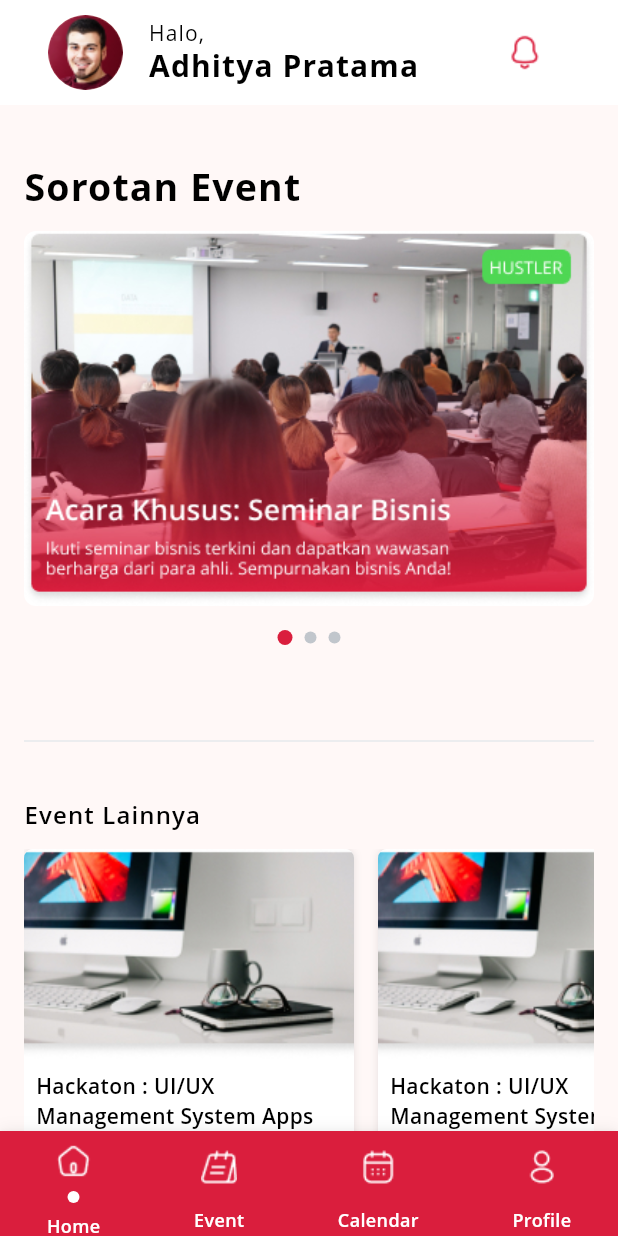
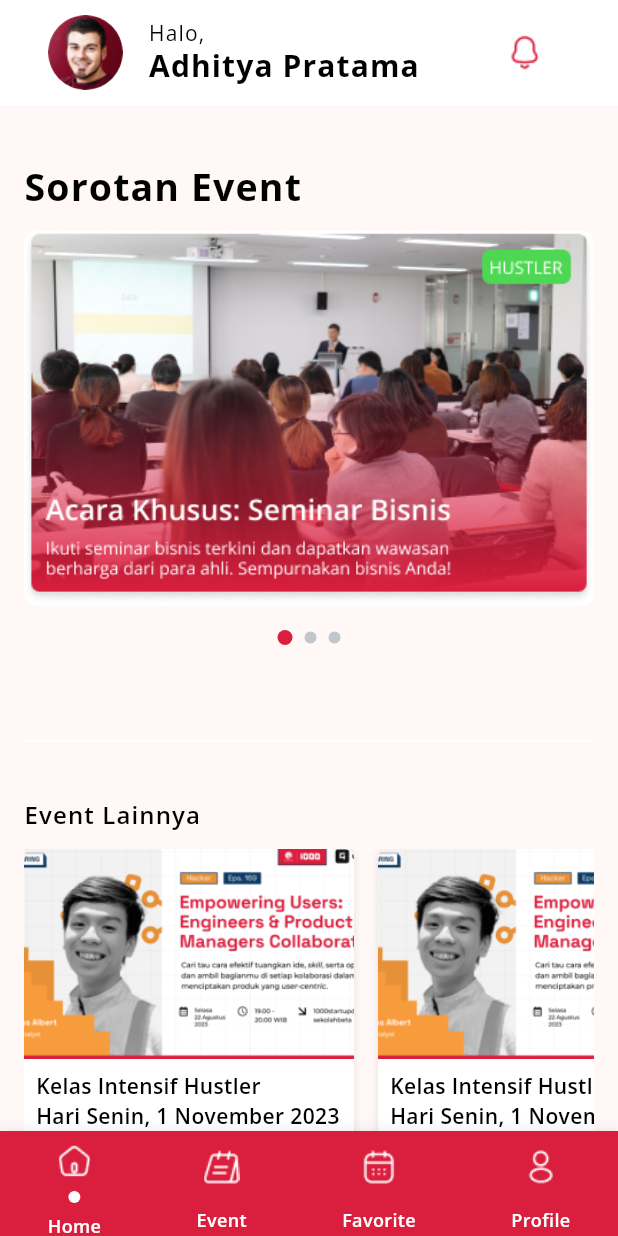
Before and after one commit to agnesjuliana/tekber_markas, a Flutter app: the HomePage screen opened directly, on a phone screen of 412 x 824 dp. Run offline on Flutter 3.47's test engine with Material 3 defaults, Android fonts, the phone set to English and light mode, and no system bars; our stand-ins replace cloud_firestore, firebase_core, google_fonts; accounts and stored records are empty.

```diff
--- a/lib/main.dart
+++ b/lib/main.dart
@@ -25,7 +25,7 @@ class MyApp extends StatelessWidget {
         useMaterial3: true, // Material Design 3
       ),
       debugShowCheckedModeBanner: false, // Menghapus banner debug
-      home: HomePage(), // Halaman awal
+      home: StartScreen(), // Halaman awal
     );
   }
 }
--- a/lib/screens/deskripsi_acara.dart
+++ b/lib/screens/deskripsi_acara.dart
@@ -7,7 +7,7 @@ class DeskripsiAcaraPage extends StatelessWidget {
     return Scaffold(
       appBar: AppBar(
         title: Text('MARKAS'),
-        backgroundColor: Colors.red,
+        backgroundColor: Color(0xFFDA1E3D),
       ),
       body: Padding(
         padding: const EdgeInsets.all(16.0),
@@ -52,7 +52,6 @@ class DeskripsiAcaraPage extends StatelessWidget {
             Center(
               child: ElevatedButton(
                 onPressed: () {
-
                   Navigator.push(
                     context,
                     MaterialPageRoute(builder: (context) => FormPendaftaranPage()),
@@ -60,7 +59,7 @@ class DeskripsiAcaraPage extends StatelessWidget {
                 },
                 child: Text('Daftar'),
                 style: ElevatedButton.styleFrom(
-                  backgroundColor: Colors.red,
+                  backgroundColor: Color(0xFFDA1E3D),
                   padding: EdgeInsets.symmetric(horizontal: 50, vertical: 15),
                 ),
               ),
--- a/lib/screens/form_pendaftaran.dart
+++ b/lib/screens/form_pendaftaran.dart
@@ -79,7 +79,7 @@ class _FormPendaftaranPageState extends State<FormPendaftaranPage> {
     return Scaffold(
       appBar: AppBar(
         title: Text('Form Pendaftaran'),
-        backgroundColor: Colors.red,
+        backgroundColor: Color(0xFFDA1E3D),
       ),
       body: SingleChildScrollView(
         child: Padding(
--- a/lib/screens/homepage.dart
+++ b/lib/screens/homepage.dart
@@ -1,4 +1,7 @@
 import 'package:flutter/material.dart';
+import 'package:tekber_markas/screens/profile_screen.dart';
+import 'package:tekber_markas/screens/favorite_event.dart';
+import 'package:tekber_markas/screens/search_screen.dart';
 import 'package:tekber_markas/widgets/bottom_navbar.dart';
 import 'package:tekber_markas/widgets/banner.dart';
 import 'package:tekber_markas/widgets/event_card.dart';
@@ -11,12 +14,36 @@ class HomePage extends StatefulWidget {
 class _HomePageState extends State<HomePage> {
   int _currentIndex = 0;
 
+  // Daftar halaman yang akan ditampilkan sesuai dengan tab yang dipilih
+  final List<Widget> _screens = [
+    HomePageContent(),    // Halaman utama HomePage tetap ada
+    EventScreen(),        // Halaman Event
+    FavoriteScreen(),     // Calendar Screen
+    ProfileScreen(),      // Profile Screen
+  ];
+
   void _onNavBarTap(int index) {
     setState(() {
-      _currentIndex = index;
+      _currentIndex = index; // Memperbarui index tab yang aktif
     });
   }
 
+  @override
+  Widget build(BuildContext context) {
+    return Scaffold(
+      body: IndexedStack(
+        index: _currentIndex, // Menampilkan halaman sesuai dengan tab yang aktif
+        children: _screens,   // Daftar halaman yang akan ditampilkan
+      ),
+      bottomNavigationBar: BottomNavBar(
+        currentIndex: _currentIndex,
+        onTap: _onNavBarTap,  // Memanggil fungsi saat tab ditekan
+      ),
+    );
+  }
+}
+
+class HomePageContent extends StatelessWidget {
   @override
   Widget build(BuildContext context) {
     return Scaffold(
@@ -50,10 +77,8 @@ class _HomePageState extends State<HomePage> {
           ),
         ),
       ),
-      body: SingleChildScrollView(
+      body: ListView(
         padding: EdgeInsets.symmetric(horizontal: 16),
-        child: Column(
-          crossAxisAlignment: CrossAxisAlignment.start,
         children: [
           SizedBox(height: 36),
           Text('Sorotan Event', style: _headerStyle(25, FontWeight.w700)),
@@ -71,7 +96,7 @@ class _HomePageState extends State<HomePage> {
             ],
           ),
           SizedBox(height: 54),
-            Divider(color: Color(0xFFE6E9EC), thickness: 1.0, height: 20.0),
+          Divider(color: Color.fromARGB(255, 255, 255, 255), thickness: 1.0, height: 20.0),
           SizedBox(height: 27),
           Text('Event Lainnya', style: _headerStyle(16, FontWeight.w600)),
           SizedBox(height: 12),
@@ -88,12 +113,8 @@ class _HomePageState extends State<HomePage> {
               },
             ),
           ),
+          SizedBox(height: 50),  // Padding tambahan di bagian bawah untuk memberi jarak dengan BottomNavBar
         ],
-        ),
-      ),
-      bottomNavigationBar: BottomNavBar(
-        currentIndex: _currentIndex,
-        onTap: _onNavBarTap,
       ),
     );
   }
--- a/lib/widgets/bottom_navbar.dart
+++ b/lib/widgets/bottom_navbar.dart
@@ -28,25 +28,25 @@ class BottomNavBar extends StatelessWidget {
         mainAxisAlignment: MainAxisAlignment.spaceAround,
         children: [
           _NavBarItem(
-            assetPath: 'lib/assets/icons/home.png', // Still passing string here
+            assetPath: 'lib/assets/icons/home.png',
             label: 'Home',
             isActive: currentIndex == 0,
             onTap: () => onTap(0),
           ),
           _NavBarItem(
-            assetPath: 'lib/assets/icons/event.png', // Still passing string here
+            assetPath: 'lib/assets/icons/event.png',
             label: 'Event',
             isActive: currentIndex == 1,
             onTap: () => onTap(1),
           ),
           _NavBarItem(
-            assetPath: 'lib/assets/icons/calendar.png', // Still passing string here
-            label: 'Calendar',
+            assetPath: 'lib/assets/icons/calendar.png',
+            label: 'Favorite',
             isActive: currentIndex == 2,
             onTap: () => onTap(2),
           ),
           _NavBarItem(
-            assetPath: 'lib/assets/icons/profile.png', // Still passing string here
+            assetPath: 'lib/assets/icons/profile.png',
             label: 'Profile',
             isActive: currentIndex == 3,
             onTap: () => onTap(3),
@@ -58,10 +58,11 @@ class BottomNavBar extends StatelessWidget {
 }
 
 class _NavBarItem extends StatelessWidget {
-  final String assetPath; // This is still a string holding the path to the image
+  final String assetPath;
   final String label;
   final bool isActive;
-  final VoidCallback onTap;
+  final VoidCallback? onTap;
+  final bool isDisabled; // Flag for disabling interactions
 
   const _NavBarItem({
     Key? key,
@@ -69,23 +70,24 @@ class _NavBarItem extends StatelessWidget {
     required this.label,
     required this.isActive,
     required this.onTap,
+    this.isDisabled = false, // Default is false (not disabled)
   }) : super(key: key);
 
   @override
   Widget build(BuildContext context) {
     return GestureDetector(
-      onTap: onTap,
+      onTap: isDisabled ? null : onTap, // Disable if isDisabled is true
       child: Column(
         mainAxisSize: MainAxisSize.min,
         children: [
-          SizedBox(height: 8),
+          const SizedBox(height: 8),
           Container(
             width: 24,
             height: 24,
             alignment: Alignment.center,
             child: Image.asset(
-              assetPath, // This is where we call Image.asset() with the path from assetPath
-              color: Colors.white, // Apply a white tint if needed
+              assetPath,
+              color: isDisabled ? Colors.grey : Colors.white, // Change icon color if disabled
               fit: BoxFit.contain,
             ),
           ),
@@ -107,8 +109,8 @@ class _NavBarItem extends StatelessWidget {
             padding: const EdgeInsets.only(top: 8.0),
             child: Text(
               label,
-              style: const TextStyle(
-                color: Colors.white,
+              style: TextStyle(
+                color: isDisabled ? Colors.grey : Colors.white, // Change text color if disabled
                 fontFamily: "Open Sans",
                 fontSize: 12,
                 fontWeight: FontWeight.w600,
--- a/lib/widgets/event_card.dart
+++ b/lib/widgets/event_card.dart
@@ -1,11 +1,21 @@
 import 'package:flutter/material.dart';
+import 'package:tekber_markas/screens/deskripsi_acara.dart';
 
 class EventCard extends StatelessWidget {
   @override
   Widget build(BuildContext context) {
-    return Container(
+    return GestureDetector(
+      onTap: () {
+        // Ketika EventCard diklik, arahkan ke DeskripsiAcaraPage
+        Navigator.push(
+          context,
+          MaterialPageRoute(
+            builder: (context) => DeskripsiAcaraPage(),
+          ),
+        );
+      },
+      child: Container(
         width: 220,
-      height: 261,
         decoration: BoxDecoration(
           color: Colors.white,
           borderRadius: BorderRadius.circular(6),
@@ -19,25 +29,27 @@ class EventCard extends StatelessWidget {
         child: Column(
           crossAxisAlignment: CrossAxisAlignment.start,
           children: [
-          // Menggunakan Image.asset untuk gambar
+            // Gambar yang diatur tinggi dan lebar nya
             Container(
               width: 220,
               height: 140,
               decoration: BoxDecoration(
                 borderRadius: BorderRadius.vertical(top: Radius.circular(6)),
                 image: DecorationImage(
-                image: AssetImage('lib/assets/images/event-1.jpg'), // Perbarui dengan Image.asset
+                  image: AssetImage('lib/assets/images/event_image.png'),
                   fit: BoxFit.cover,
                 ),
               ),
             ),
-          Padding(
+            // Gunakan Flexible bukan Expanded
+            Flexible(
+              child: Padding(
                 padding: const EdgeInsets.all(8.0),
                 child: Column(
                   crossAxisAlignment: CrossAxisAlignment.start,
                   children: [
                     Text(
-                  'Hackaton : UI/UX Management System Apps',
+                      'Kelas Intensif Hustler\nHari Senin, 1 November 2023',
                       style: TextStyle(
                         color: Colors.black,
                         fontFamily: 'Open Sans',
@@ -47,7 +59,7 @@ class EventCard extends StatelessWidget {
                     ),
                     SizedBox(height: 8),
                     Text(
-                  '30 Desember 2023',
+                      '1 November 2023',
                       style: TextStyle(
                         color: Color(0xFF89939E),
                         fontFamily: 'Open Sans',
@@ -87,7 +99,9 @@ class EventCard extends StatelessWidget {
                   ],
                 ),
               ),
+            ),
           ],
+        ),
       ),
     );
   }
--- a/pubspec.yaml
+++ b/pubspec.yaml
@@ -10,6 +10,8 @@ environment:
 dependencies:
   flutter:
     sdk: flutter
+  google_fonts: ^4.0.3
+  table_calendar: ^3.0.0
   cached_network_image: ^3.2.3
   cupertino_icons: ^1.0.8
   share_plus: ^10.1.2
```
Also changed, not shown: lib/screens/create_account.dart (+13 -10 lines), lib/screens/favorite_event.dart (added, +16 -0 lines), lib/screens/login_account.dart (+15 -5 lines), lib/screens/search_screen.dart (added, +199 -0 lines), lib/widgets/skip_widget.dart (+7 -2 lines), lib/screens/profile_screen.dart (indentation only), lib/screens/profile_screen_sebelumcardevent.dart (indentation only), pubspec.lock. Lines whose indentation alone changed are shown as unchanged.
